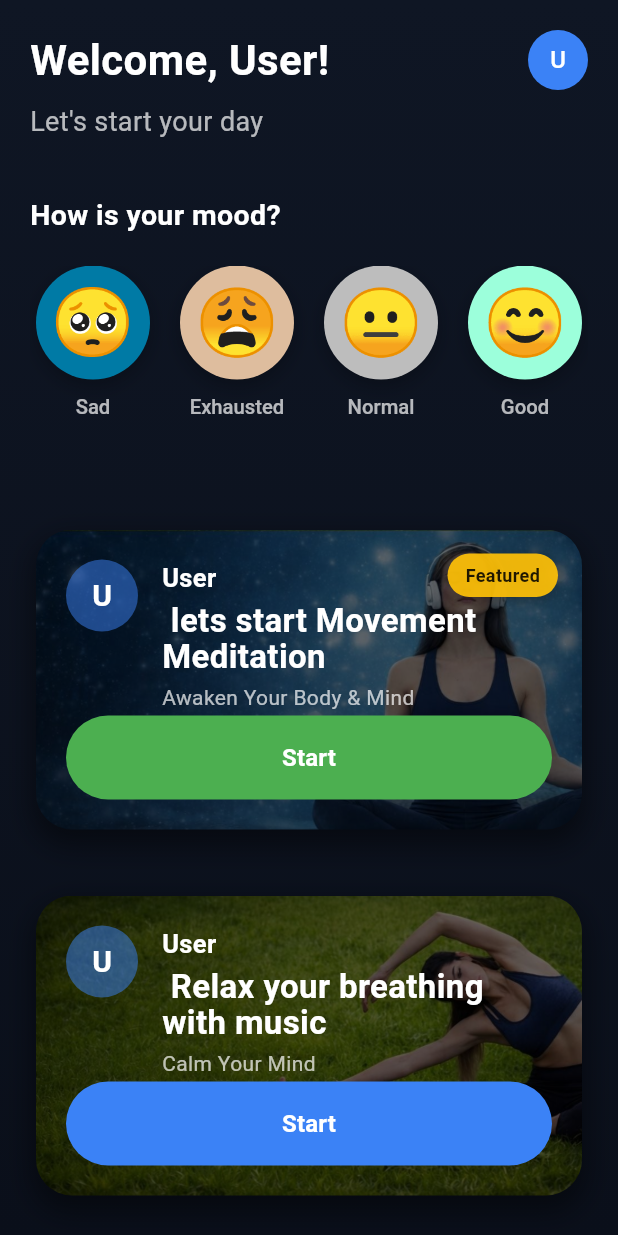
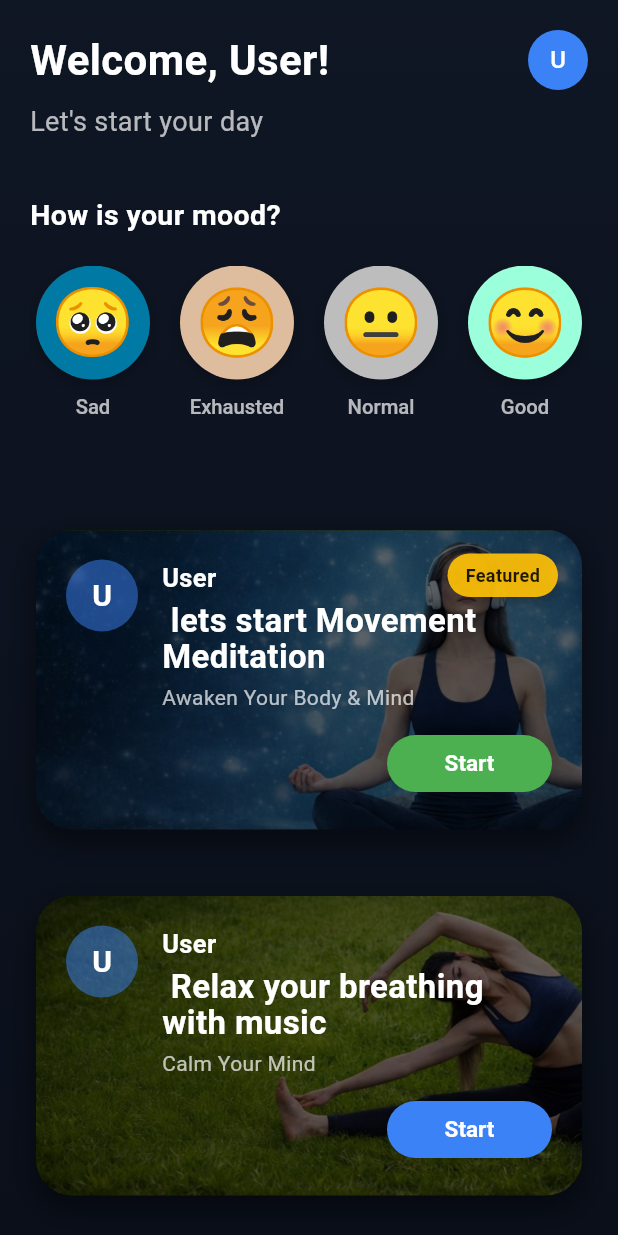
Before and after one commit to sukrukapo-prog/login.my-ap, a Flutter app: the MeditationScreen screen opened directly with empty values, on a phone screen of 412 x 824 dp. Run offline on Flutter 3.47's test engine with Material 3 defaults, Android fonts, the phone set to English and light mode, and no system bars; our stand-ins replace shared_preferences; accounts and stored records are empty.

Commit message:
first push

```diff
--- a/lib/screens/meditation/widgets/meditation_card.dart
+++ b/lib/screens/meditation/widgets/meditation_card.dart
@@ -141,7 +141,7 @@ class _MeditationCardState extends State<MeditationCard> {
                       ],
                     ),
 
-                    // Start button
+                    // Start button – SMALLER VERSION
                     Align(
                       alignment: Alignment.centerRight,
                       child: ElevatedButton(
@@ -149,17 +149,16 @@ class _MeditationCardState extends State<MeditationCard> {
                         style: ElevatedButton.styleFrom(
                           backgroundColor: widget.buttonColor,
                           foregroundColor: Colors.white,
-                          padding: const EdgeInsets.symmetric(horizontal: 32, vertical: 12),
+                          minimumSize: const Size(110, 38),           // ← smaller base size
+                          padding: const EdgeInsets.symmetric(horizontal: 24, vertical: 10), // reduced padding
                           shape: RoundedRectangleBorder(borderRadius: BorderRadius.circular(30)),
                           elevation: 0,
-                        ),
-                        child: Text(
-                          widget.buttonText,
-                          style: const TextStyle(
-                            fontSize: 16,
-                            fontWeight: FontWeight.bold,
+                          textStyle: const TextStyle(
+                            fontSize: 15,                             // slightly smaller text
+                            fontWeight: FontWeight.w600,
                           ),
                         ),
+                        child: Text(widget.buttonText),
                       ),
                     ),
                   ],
```
